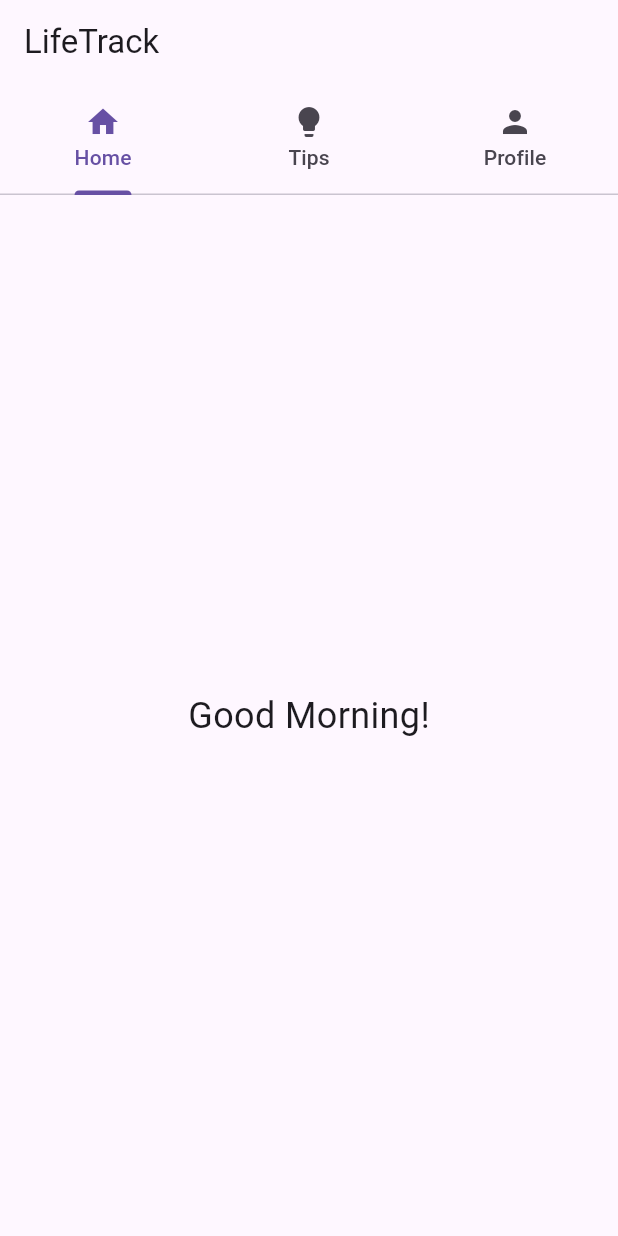
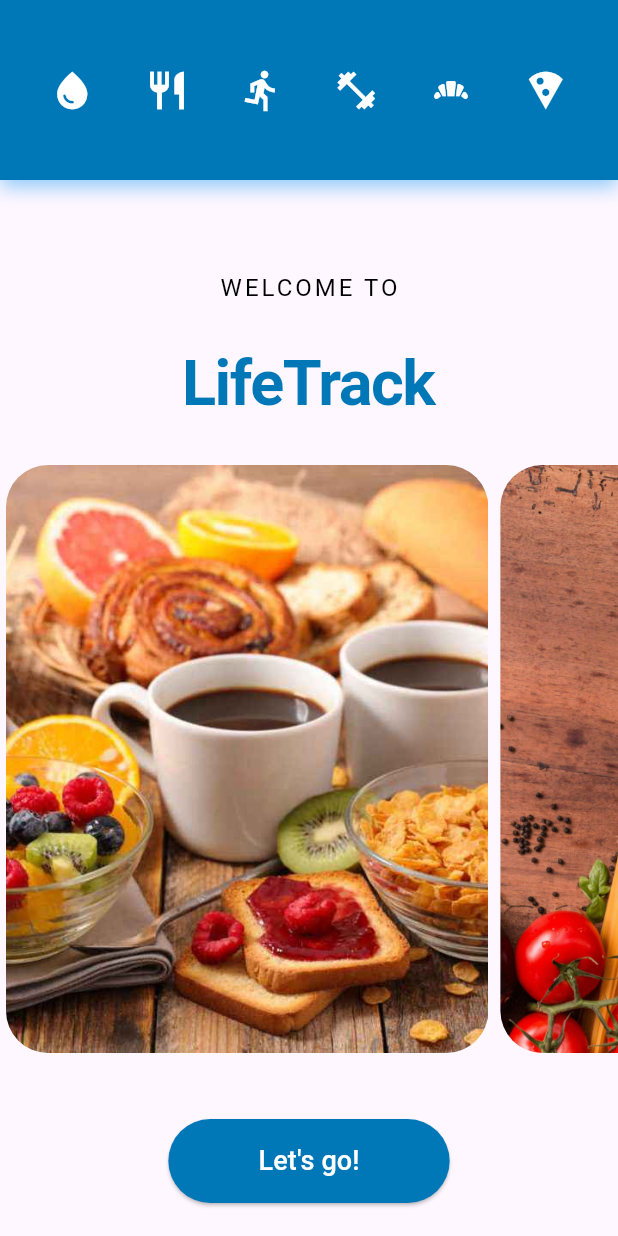
Before and after one commit to marika456/lifetrack, a Flutter app: the screen it shows after launch, on a phone screen of 412 x 824 dp. Run offline on Flutter 3.47's test engine with Material 3 defaults, Android fonts, the light colour scheme and no system bars.

Commit message:
Implementazione Landing Page con CarouselView e animazioni

```diff
--- /dev/null
+++ b/lib/landing_page.dart
@@ -0,0 +1,145 @@
+import 'package:flutter/material.dart';
+import 'app_localizations.dart';
+import 'constants.dart';
+import 'main.dart';
+
+class LandingPage extends StatefulWidget {
+  const LandingPage({super.key});
+
+  @override
+  State<LandingPage> createState() => _LandingPageState();
+}
+
+// Uso il mixin per le animazioni
+class _LandingPageState extends State<LandingPage> with TickerProviderStateMixin {
+  late AnimationController _controller;
+  late Animation<double> _animation;
+
+
+  @override
+  void initState() {
+    super.initState();
+    // Inizializzo il controller
+    _controller = AnimationController(
+      duration: const Duration(milliseconds: 1000),
+      vsync: this,
+    );
+    _animation = CurvedAnimation(parent: _controller, curve: Curves.easeIn);
+    _controller.forward(); // Avvia l'animazione all'apertura
+  }
+
+  @override
+  void dispose() {
+    _controller.dispose(); // Libera la memoria
+    super.dispose();
+  }
+
+  @override
+  Widget build(BuildContext context) {
+    return Scaffold(
+      body: Column(
+        children: [
+          // BARRA SUPERIORE
+          Container(
+            height: 120,
+            width: double.infinity,
+            decoration: BoxDecoration(
+              color: const Color(0xFF0077B6),
+              boxShadow: [
+                BoxShadow(
+                  color: Colors.blue.shade200,
+                  blurRadius: 10,
+                  offset: const Offset(0, 5),
+                ),
+              ],
+            ),
+            child: const SafeArea(
+              child: Row(
+                mainAxisAlignment: MainAxisAlignment.spaceEvenly,
+                children: [
+                  Icon(Icons.water_drop, color: Colors.white, size: 30),
+                  Icon(Icons.restaurant, color: Colors.white, size: 30),
+                  Icon(Icons.directions_run, color: Colors.white, size: 30),
+                  Icon(Icons.fitness_center, color: Colors.white, size: 30),
+                  Icon(Icons.bakery_dining, color: Colors.white, size: 30),
+                  Icon(Icons.local_pizza, color: Colors.white, size: 30),
+                ],
+              ),
+            ),
+          ),
+
+          const SizedBox(height: 30),
+
+          // IL TESTO DI BENVENUTO
+          Padding(
+            padding: const EdgeInsets.only(top: 30, bottom: 20),
+            child: FadeTransition(
+              opacity: _animation, //Uso l'animazione definita in initState
+              child: Column(
+                children: [
+                  Text(
+                    AppLocalizations.of(context)!.translate('welcome_to').toUpperCase(),
+                    style: TextStyle(
+                      fontSize: 16,
+                      letterSpacing: 2.0, //Aumento lo spazio tra le lettere
+                      fontWeight: FontWeight.w400,
+                      color: Colors.black,
+                    ),
+                  ),
+                  Text(
+                    Constants.APP_NAME,
+                    style: const TextStyle(
+                      fontSize: 42,
+                      fontWeight: FontWeight.bold,
+                      color: Color(0xFF0077B6),
+                      letterSpacing: -1.0, // Effetto lettere vicine
+                    ),
+                  ),
+                ],
+              ),
+            ),
+          ),
+
+          //CAROUSEL VIEW
+          SizedBox(
+            height: 400, // Altezza
+            child: CarouselView(
+              itemExtent: MediaQuery.of(context).size.width * 0.8, // Ogni foto occupa l'80% della larghezza
+              shrinkExtent: 200,
+              children: [
+                Image.asset('assets/images/img_tre.jpg', fit: BoxFit.cover),
+                Image.asset('assets/images/img_due.jpg', fit: BoxFit.cover),
+                Image.asset('assets/images/img_uno.jpg', fit: BoxFit.cover),
+              ],
+            ),
+          ),
+
+          const Spacer(), //Spinge il bottone verso il basso
+
+          //BOTTONE INIZIAMO
+          Padding(
+            padding: const EdgeInsets.symmetric(vertical: 40),
+            child: ElevatedButton(
+              style: ElevatedButton.styleFrom(
+                backgroundColor: const Color(0xFF0077B6),
+                padding: const EdgeInsets.symmetric(horizontal: 60, vertical: 15),
+                shape: const StadiumBorder(),
+              ),
+              onPressed: () {
+                // Passaggio alla MainScreen con Modalità Replace
+                Navigator.of(context).pushAndRemoveUntil(
+                  MaterialPageRoute(builder: (context) => const MainScreen()),
+                      (route) => false,
+                );
+              },
+              child: Text(
+                AppLocalizations.of(context)!.translate('start_button'),
+                style: const TextStyle(color: Colors.white, fontSize: 18),
+              ),
+            ),
+          ),
+        ],
+      ),
+    );
+  }
+}
--- a/lib/main.dart
+++ b/lib/main.dart
@@ -1,5 +1,6 @@
 import 'package:flutter/material.dart';
 import 'package:flutter_localizations/flutter_localizations.dart';
+import 'package:lifetrack/landing_page.dart';
 import 'constants.dart';
 import 'app_localizations.dart';
 import 'home_page.dart';
@@ -14,7 +15,7 @@ void main() {
 class MyApp extends StatelessWidget {
   const MyApp({super.key});
 
-  // This widget is the root of your application.
+
   @override
   Widget build(BuildContext context) {
     return MaterialApp(
@@ -28,7 +29,7 @@ class MyApp extends StatelessWidget {
         Locale('it', ''),
         Locale('en', ''),
       ],
-      home: const MainScreen(),
+      home: const LandingPage(),
     );
   }
 }
@@ -45,6 +46,7 @@ class MainScreen extends StatelessWidget {
             title: Text(Constants.APP_NAME),
             bottom: TabBar(
                 tabs: [
+                  //in text chiamiamo il traduttore per mostrare il saluto nella lingua corretta
                   Tab(icon: const Icon(Icons.home), text: AppLocalizations.of(context)!.translate('home')),
                   Tab(icon: const Icon(Icons.lightbulb), text: AppLocalizations.of(context)!.translate('tips')),
                   Tab(icon: const Icon(Icons.person), text: AppLocalizations.of(context)!.translate('profile')),
--- a/localizable/en.json
+++ b/localizable/en.json
@@ -5,5 +5,7 @@
   "profile": "Profile",
   "welcome_morning": "Good Morning!",
   "welcome_afternoon": "Good Afternoon!",
-  "welcome_evening": "Good Evening!"
+  "welcome_evening": "Good Evening!",
+  "welcome_to": "Welcome to\n",
+  "start_button": "Let's go!"
 }
--- a/localizable/it.json
+++ b/localizable/it.json
@@ -5,5 +5,7 @@
   "profile": "Profilo",
   "welcome_morning": "Buongiorno!",
   "welcome_afternoon": "Buon pomeriggio!",
-  "welcome_evening": "Buonasera!"
+  "welcome_evening": "Buonasera!",
+  "welcome_to": "Benvenuto in\n",
+  "start_button": "Iniziamo!"
 }
--- a/pubspec.yaml
+++ b/pubspec.yaml
@@ -62,6 +62,9 @@ flutter:
   # To add assets to your application, add an assets section, like this:
   assets:
     - localizable/
+    - assets/images/img_uno.jpg
+    - assets/images/img_due.jpg
+    - assets/images/img_tre.jpg
   #   - images/a_dot_burr.jpeg
   #   - images/a_dot_ham.jpeg
 
```
Also changed, not shown: assets/images/img_due.jpg (added), assets/images/img_tre.jpg (added), assets/images/img_uno.jpg (added).
